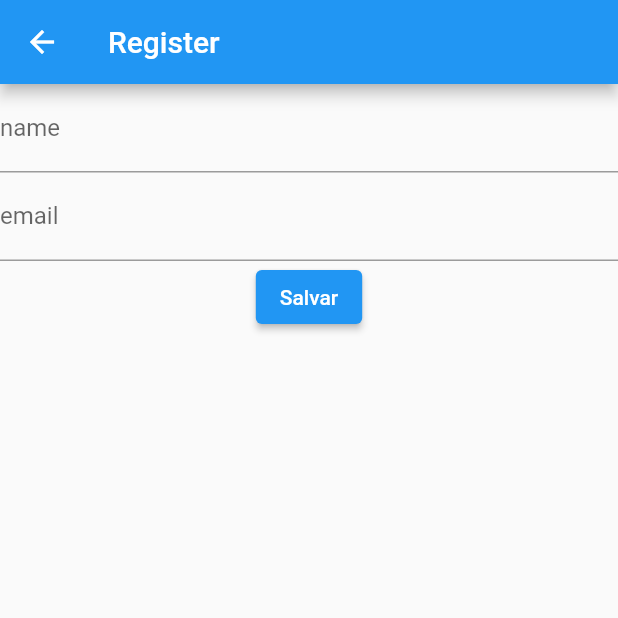
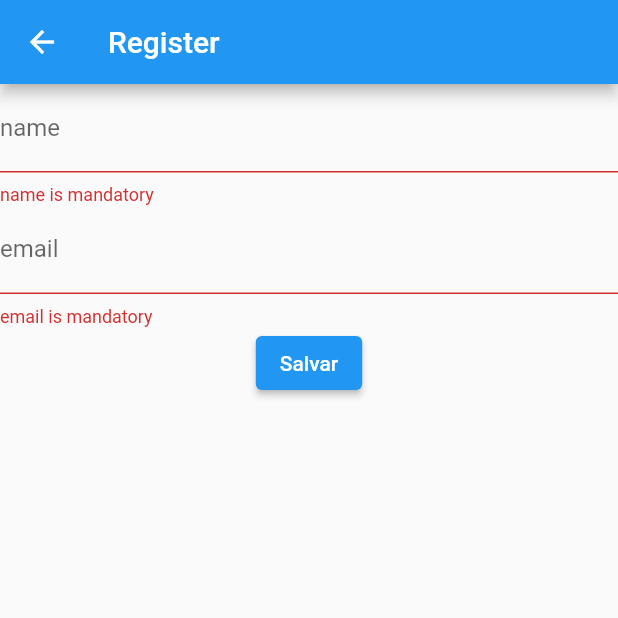
Before and after one commit to felipecastrosales/contact_bloc, a Flutter app: the ContactRegisterPage screen opened by its route, after a tap on "Salvar", on a phone screen of 412 x 824 dp, the top half of it. Run offline on Flutter 3.47's test engine with Material 2 defaults, Android fonts, the phone set to English and light mode, and no system bars; our stand-ins replace bloc, dio, flutter_bloc, freezed_annotation.

Commit message:
registering the event

```diff
--- a/lib/features/contacts/contact_register/bloc/contact_register_bloc.dart
+++ b/lib/features/contacts/contact_register/bloc/contact_register_bloc.dart
@@ -1,11 +1,34 @@
+import 'dart:async';
+
 import 'package:bloc/bloc.dart';
 import 'package:freezed_annotation/freezed_annotation.dart';
 
+import 'package:contact_bloc/models/contact.dart';
+import 'package:contact_bloc/repositories/contact_repository.dart';
+
+part 'contact_register_bloc.freezed.dart';
 part 'contact_register_event.dart';
 part 'contact_register_state.dart';
-part 'contact_register_bloc.freezed.dart';
 
 class ContactRegisterBloc
     extends Bloc<ContactRegisterEvent, ContactRegisterState> {
-  ContactRegisterBloc() : super(const ContactRegisterState.initial());
+  final ContactRepository _contactRepository;
+
+  ContactRegisterBloc({required ContactRepository contactRepository})
+      : _contactRepository = contactRepository,
+        super(const ContactRegisterState.initial()) {
+    on<_Save>(_save);
+  }
+
+  FutureOr<void> _save(
+    _Save event,
+    Emitter<ContactRegisterState> emit,
+  ) async {
+    emit(const ContactRegisterState.loading());
+    final contact = Contact(
+      name: event.name,
+      email: event.email,
+    );
+    await _contactRepository.create(contact);
+  }
 }
--- a/lib/features/contacts/contact_register/bloc/contact_register_event.dart
+++ b/lib/features/contacts/contact_register/bloc/contact_register_event.dart
@@ -2,5 +2,8 @@ part of 'contact_register_bloc.dart';
 
 @freezed
 class ContactRegisterEvent with _$ContactRegisterEvent {
-  const factory ContactRegisterEvent.save() = _Save;
+  const factory ContactRegisterEvent.save({
+    required String name,
+    required String email,
+  }) = _Save;
 }
--- a/lib/features/contacts/contact_register/bloc/contact_register_state.dart
+++ b/lib/features/contacts/contact_register/bloc/contact_register_state.dart
@@ -3,4 +3,5 @@ part of 'contact_register_bloc.dart';
 @freezed
 class ContactRegisterState with _$ContactRegisterState {
   const factory ContactRegisterState.initial() = _Initial;
+  const factory ContactRegisterState.loading() = _Loading;
 }
--- a/lib/features/contacts/contact_register/contact_register_page.dart
+++ b/lib/features/contacts/contact_register/contact_register_page.dart
@@ -1,4 +1,7 @@
 import 'package:flutter/material.dart';
+import 'package:flutter_bloc/flutter_bloc.dart';
+
+import 'bloc/contact_register_bloc.dart';
 
 class ContactRegisterPage extends StatefulWidget {
   const ContactRegisterPage({Key? key}) : super(key: key);
@@ -43,7 +46,7 @@ class _ContactRegisterPageState extends State<ContactRegisterPage> {
               },
             ),
             TextFormField(
-              controller: _nameEC,
+              controller: _emailEC,
               decoration: const InputDecoration(
                 label: Text('email'),
               ),
@@ -55,9 +58,19 @@ class _ContactRegisterPageState extends State<ContactRegisterPage> {
               },
             ),
             ElevatedButton(
-              onPressed: () {},
+              onPressed: () {
+                final isFormValid = _formkey.currentState?.validate() ?? false;
+                if (isFormValid) {
+                  context.read<ContactRegisterBloc>().add(
+                        ContactRegisterEvent.save(
+                          name: _nameEC.text,
+                          email: _emailEC.text,
+                        ),
+                      );
+                }
+              },
               child: const Text('Salvar'),
-            ), // ElevatedButton
+            ),
           ],
         ),
       ),
```
Also changed, not shown: lib/main.dart (+7 -1 lines), lib/features/contacts/contact_register/bloc/contact_register_bloc.freezed.dart, 1 other file.
